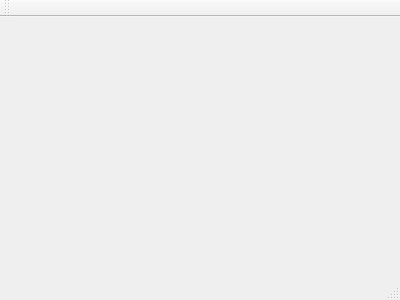
Qt form WangscapeGui/mainwindow.ui (Wangscape/Wangscape) before a commit.
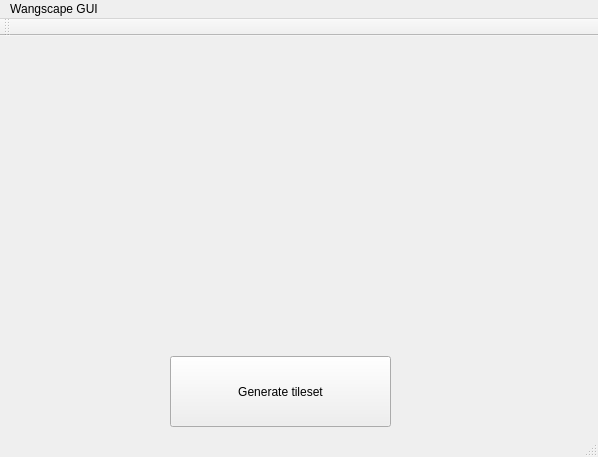
The same form after that commit.

Commit message: Add button for generating tileset

```diff
--- a/WangscapeGui/mainwindow.ui
+++ b/WangscapeGui/mainwindow.ui
@@ -1,24 +1,59 @@
 <ui version="4.0">
  <class>MainWindow</class>
- <widget class="QMainWindow" name="MainWindow" >
-  <property name="geometry" >
+ <widget class="QMainWindow" name="MainWindow">
+  <property name="geometry">
    <rect>
     <x>0</x>
     <y>0</y>
-    <width>400</width>
-    <height>300</height>
+    <width>598</width>
+    <height>457</height>
    </rect>
   </property>
   <property name="windowTitle" >
    <string>MainWindow</string>
   </property>
-  <widget class="QMenuBar" name="menuBar" />
-  <widget class="QToolBar" name="mainToolBar" />
-  <widget class="QWidget" name="centralWidget" />
-  <widget class="QStatusBar" name="statusBar" />
+  <widget class="QWidget" name="centralWidget">
+   <widget class="QPushButton" name="pushButton">
+    <property name="geometry">
+     <rect>
+      <x>170</x>
+      <y>320</y>
+      <width>221</width>
+      <height>71</height>
+     </rect>
+    </property>
+    <property name="text">
+     <string>Generate tileset</string>
+    </property>
+   </widget>
+  </widget>
+  <widget class="QMenuBar" name="menuBar">
+   <property name="geometry">
+    <rect>
+     <x>0</x>
+     <y>0</y>
+     <width>598</width>
+     <height>20</height>
+    </rect>
+   </property>
+   <widget class="QMenu" name="menuWangscape_GUI">
+    <property name="title">
+     <string>Wangscape GUI</string>
+    </property>
+   </widget>
+   <addaction name="menuWangscape_GUI"/>
+  </widget>
+  <widget class="QToolBar" name="mainToolBar">
+   <attribute name="toolBarArea">
+    <enum>TopToolBarArea</enum>
+   </attribute>
+   <attribute name="toolBarBreak">
+    <bool>false</bool>
+   </attribute>
+  </widget>
+  <widget class="QStatusBar" name="statusBar"/>
  </widget>
- <layoutDefault spacing="6" margin="11" />
- <pixmapfunction></pixmapfunction>
+ <layoutdefault spacing="6" margin="11"/>
  <resources/>
  <connections/>
 </ui>
```
Left out of the diff: 3 changed lines with no effect on the pictures. The commit also changes 3 other files.
